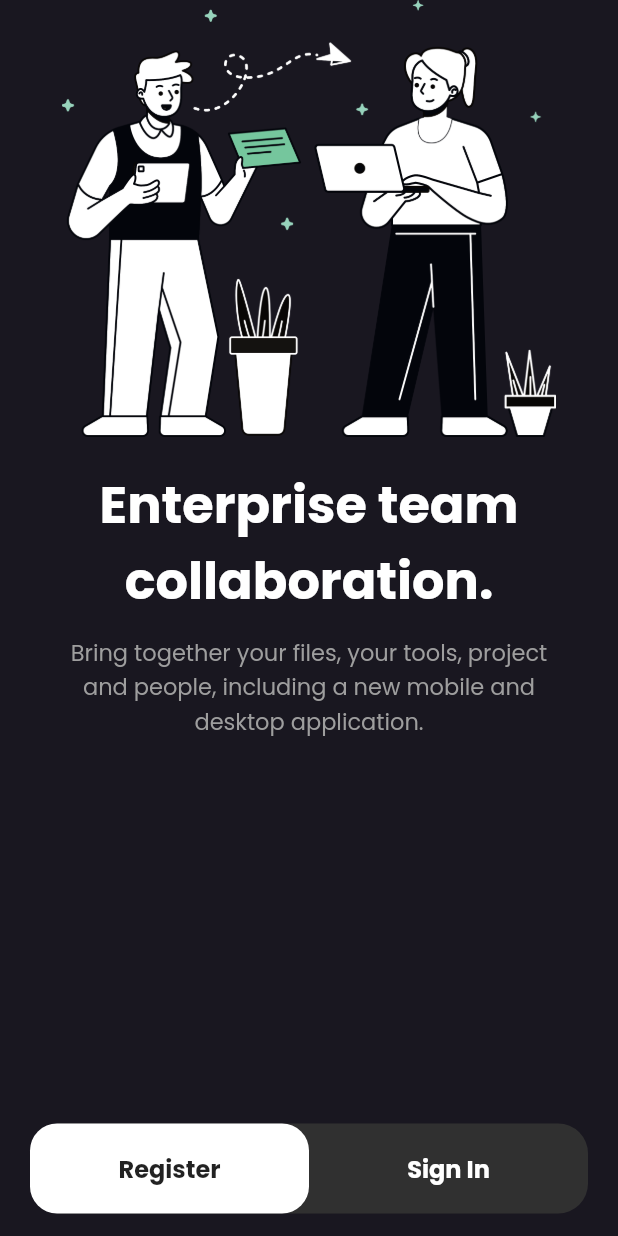
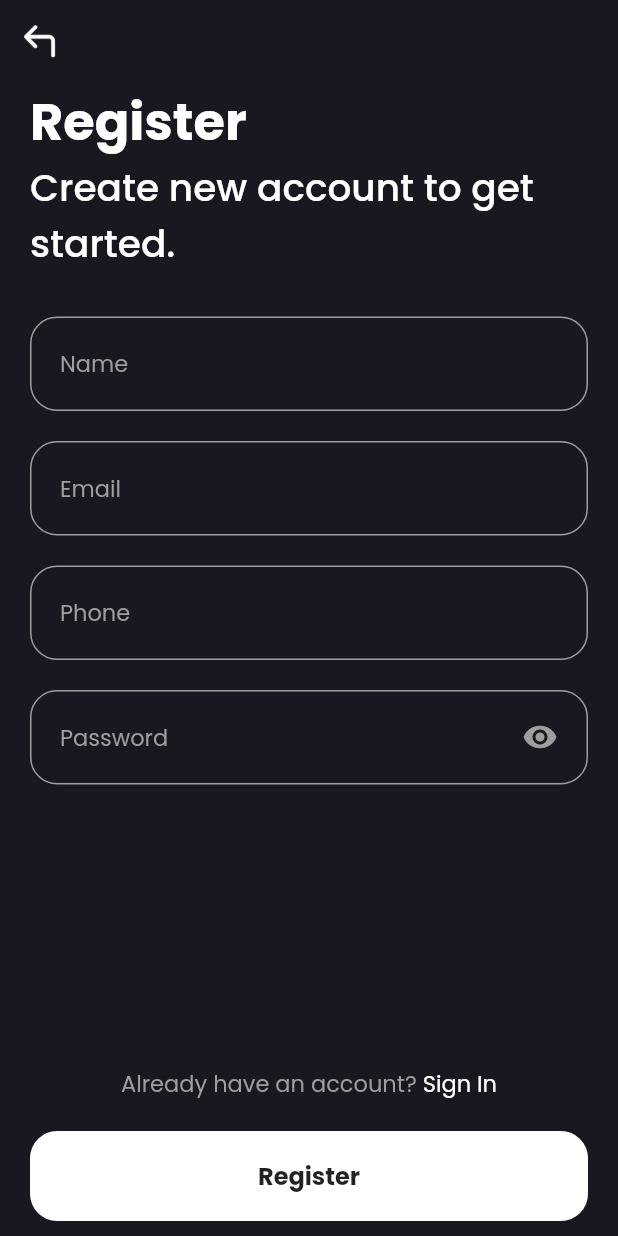
Before and after one commit to web-ai-master/flutter-auth-ui, a Flutter app: the screen it shows after launch, after a tap on "Register", on a phone screen of 412 x 824 dp. Run offline on Flutter 3.47's test engine with Material 2 defaults, Android fonts, the light colour scheme and no system bars; our stand-ins replace flutter_svg_provider, google_fonts.

Commit message:
:bookmark: Finsih UI implementation

```diff
--- /dev/null
+++ b/lib/screens/register.dart
@@ -0,0 +1,115 @@
+import 'package:flutter/material.dart';
+import 'package:flutter_svg_provider/flutter_svg_provider.dart';
+import '../widgets/widget.dart';
+import '../constant.dart';
+
+class Register extends StatefulWidget {
+  @override
+  _RegisterState createState() => _RegisterState();
+}
+
+class _RegisterState extends State<Register> {
+  bool passwordVisibility = true;
+  @override
+  Widget build(BuildContext context) {
+    return Scaffold(
+      appBar: AppBar(
+        backgroundColor: BackgroundColor,
+        elevation: 0,
+        leading: IconButton(
+          onPressed: () {
+            Navigator.pop(context);
+          },
+          icon: Image(
+            width: 24,
+            color: Colors.white,
+            image: Svg('assets/images/back_arrow.svg'),
+          ),
+        ),
+      ),
+      body: SafeArea(
+        child: CustomScrollView(
+          slivers: [
+            SliverFillRemaining(
+              hasScrollBody: false,
+              child: Padding(
+                padding: const EdgeInsets.symmetric(
+                  horizontal: 20,
+                ),
+                child: Column(
+                  children: [
+                    Flexible(
+                      child: Column(
+                        crossAxisAlignment: CrossAxisAlignment.start,
+                        children: [
+                          Text(
+                            "Register",
+                            style: Headline,
+                          ),
+                          Text(
+                            "Create new account to get started.",
+                            style: BodyText2,
+                          ),
+                          SizedBox(
+                            height: 20,
+                          ),
+                          MyTextField(
+                            hintText: 'Name',
+                            inputType: TextInputType.name,
+                          ),
+                          MyTextField(
+                            hintText: 'Email',
+                            inputType: TextInputType.emailAddress,
+                          ),
+                          MyTextField(
+                            hintText: 'Phone',
+                            inputType: TextInputType.phone,
+                          ),
+                          MyPasswordField(
+                            isPasswordVisible: passwordVisibility,
+                            onTap: () {
+                              setState(() {
+                                passwordVisibility = !passwordVisibility;
+                              });
+                            },
+                          )
+                        ],
+                      ),
+                    ),
+                    Row(
+                      mainAxisAlignment: MainAxisAlignment.center,
+                      children: [
+                        Text(
+                          "Already have an account? ",
+                          style: BodyText,
+                        ),
+                        Text(
+                          "Sign In",
+                          style: BodyText.copyWith(
+                            color: Colors.white,
+                          ),
+                        ),
+                      ],
+                    ),
+                    SizedBox(
+                      height: 20,
+                    ),
+                    Padding(
+                      padding: const EdgeInsets.only(bottom:10.0),
+                      child: MyTextButton(
+                        buttonName: 'Register',
+                        onTap: () {},
+                        bgColor: Colors.white,
+                        textColor: Colors.black87,
+                      ),
+                    )
+                  ],
+                ),
+              ),
+            ),
+          ],
+        ),
+      ),
+    );
+  }
+}
--- a/lib/screens/welcome.dart
+++ b/lib/screens/welcome.dart
@@ -1,4 +1,5 @@
 import 'package:authui/constant.dart';
+import 'package:authui/screens/register.dart';
 import 'screen.dart';
 import 'package:flutter/cupertino.dart';
 import 'package:flutter/material.dart';
@@ -53,7 +54,14 @@ class WelcomePage extends StatelessWidget {
                       child: MyTextButton(
                         bgColor: Colors.white,
                         buttonName: 'Register',
-                        onTap: () {},
+                        onTap: () {
+                          Navigator.push(
+                            context,
+                            CupertinoPageRoute(
+                              builder: (context) => Register(),
+                            )
+                          );
+                        },
                         textColor: Colors.black87,
                       ),
                     ),
@@ -63,10 +71,11 @@ class WelcomePage extends StatelessWidget {
                         buttonName: 'Sign In',
                         onTap: () {
                           Navigator.push(
-                              context,
-                              CupertinoPageRoute(
-                                builder: (context) => Login(),
-                              ));
+                            context,
+                            CupertinoPageRoute(
+                              builder: (context) => Login(),
+                            )
+                          );
                         },
                         textColor: Colors.white,
                       ),
--- /dev/null
+++ b/lib/widgets/my_password_field.dart
@@ -0,0 +1,59 @@
+import 'package:flutter/material.dart';
+import '../constant.dart';
+
+class MyPasswordField extends StatelessWidget {
+  const MyPasswordField({
+    Key? key,
+    required this.isPasswordVisible,
+    required this.onTap,
+  }) : super(key: key);
+
+  final bool isPasswordVisible;
+  final VoidCallback onTap;
+
+  @override
+  Widget build(BuildContext context) {
+    return Padding(
+      padding: const EdgeInsets.symmetric(vertical: 10),
+      child: TextField(
+        style: BodyText.copyWith(
+          color: Colors.white,
+        ),
+        obscureText: isPasswordVisible,
+        keyboardType: TextInputType.text,
+        textInputAction: TextInputAction.done,
+        decoration: InputDecoration(
+          suffixIcon: Padding(
+            padding: const EdgeInsets.symmetric(horizontal: 8.0),
+            child: IconButton(
+              splashColor: Colors.transparent,
+              highlightColor: Colors.transparent,
+              onPressed: onTap,
+              icon: Icon(
+                isPasswordVisible ? Icons.visibility : Icons.visibility_off,
+                color: Colors.grey,
+              ),
+            ),
+          ),
+          contentPadding: EdgeInsets.all(20),
+          hintText: 'Password',
+          hintStyle: BodyText,
+          enabledBorder: OutlineInputBorder(
+            borderSide: BorderSide(
+              color: Colors.grey,
+              width: 1,
+            ),
+            borderRadius: BorderRadius.circular(18),
+          ),
+          focusedBorder: OutlineInputBorder(
+            borderSide: BorderSide(
+              color: Colors.white,
+              width: 1,
+            ),
+            borderRadius: BorderRadius.circular(18),
+          ),
+        ),
+      ),
+    );
+  }
+}
--- /dev/null
+++ b/lib/widgets/my_text_button.dart
@@ -0,0 +1,41 @@
+import 'package:flutter/material.dart';
+import '../constant.dart';
+
+class MyTextButton extends StatelessWidget {
+  const MyTextButton({
+    Key? key,
+    required this.buttonName,
+    required this.onTap,
+    required this.bgColor,
+    required this.textColor,
+  }) : super(key: key);
+
+  final String buttonName;
+  final VoidCallback onTap;
+  final Color bgColor;
+  final Color textColor;
+
+  @override
+  Widget build(BuildContext context) {
+    return Container(
+      height: 60,
+      width: double.infinity,
+      decoration: BoxDecoration(
+        color: bgColor,
+        borderRadius: BorderRadius.circular(18),
+      ),
+      child: TextButton(
+        style: ButtonStyle(
+          overlayColor: MaterialStateProperty.resolveWith(
+            (states) => Colors.black12,
+          ),
+        ),
+        onPressed: onTap,
+        child: Text(
+          buttonName,
+          style: ButtonText.copyWith(color: textColor),
+        ),
+      ),
+    );
+  }
+}
--- /dev/null
+++ b/lib/widgets/my_text_field.dart
@@ -0,0 +1,36 @@
+import 'package:flutter/material.dart';
+import '../constant.dart';
+
+class MyTextField extends StatelessWidget {
+  const MyTextField({Key? key, required this.hintText, required this.inputType})
+      : super(key: key);
+
+  final String hintText;
+  final TextInputType inputType;
+  @override
+  Widget build(BuildContext context) {
+    return Padding(
+      padding: const EdgeInsets.symmetric(vertical: 10),
+      child: TextField(
+        style: BodyText.copyWith(
+          color: Colors.white,
+        ),
+        keyboardType: inputType,
+        textInputAction: TextInputAction.next,
+        decoration: InputDecoration(
+          contentPadding: EdgeInsets.all(20),
+          hintText: hintText,
+          hintStyle: BodyText,
+          enabledBorder: OutlineInputBorder(
+            borderSide: BorderSide(color: Colors.grey, width: 1),
+            borderRadius: BorderRadius.circular(18),
+          ),
+          focusedBorder: OutlineInputBorder(
+            borderSide: BorderSide(color: Colors.white, width: 1),
+            borderRadius: BorderRadius.circular(18),
+          ),
+        ),
+      ),
+    );
+  }
+}
--- /dev/null
+++ b/lib/widgets/widget.dart
@@ -0,0 +1,3 @@
+export './my_password_field.dart';
+export './my_text_field.dart';
+export './my_text_button.dart';
```
Also changed, not shown: lib/screens/login.dart (+96 -5 lines), assets/images/back_arrow.svg (added).
